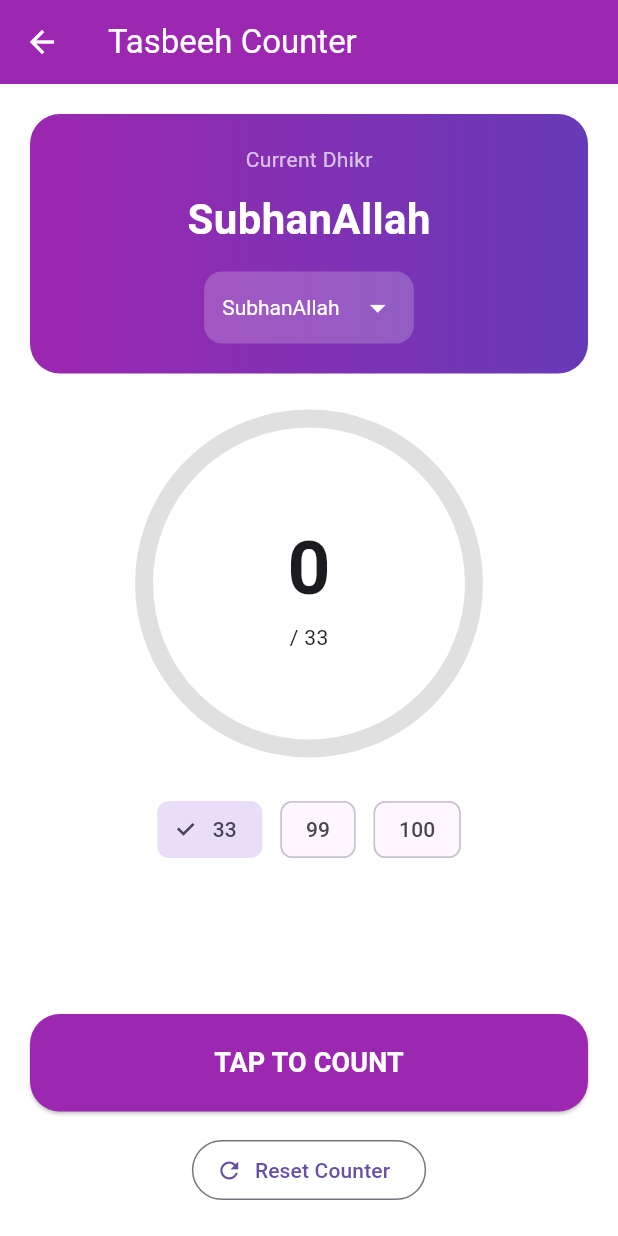
After one commit to Siyam451/quranApp, a Flutter app: the TasbeehScreen screen opened directly, on a phone screen of 412 x 824 dp. The commit adds this screen. Run offline on Flutter 3.47's test engine with Material 3 defaults, Android fonts, the phone set to English and light mode, and no system bars; our stand-ins replace audioplayers, flutter_map, geolocator, latlong2, shared_preferences; missing offline and left inert: flutter_qiblah; accounts and stored records are empty; network calls fail.

Commit message:
tashbeeh counter added in prayer screen

```diff
--- a/lib/main.dart
+++ b/lib/main.dart
@@ -9,6 +9,7 @@ import 'package:quranapp/providers/mosque_provider.dart';
 import 'package:quranapp/providers/prayer_provider.dart';
 import 'package:quranapp/providers/qibla_provider.dart';
 import 'package:quranapp/providers/quran_ayat_provider.dart';
+import 'package:quranapp/providers/tashbeeh_provider.dart';
 import 'package:quranapp/providers/theme_provider.dart';
 
 void main() {
@@ -45,7 +46,11 @@ class MyApp extends StatelessWidget {
 
         ChangeNotifierProvider(create: (_) => QiblaProvider()..checkPermission(),
 
-        )
+        ),
+
+        ChangeNotifierProvider(
+          create: (_) => TasbeehProvider(),
+        ),
       ],
       child: Consumer<ThemeProvider>(
         builder: (context,themeprovider,_) {
--- a/lib/presentation/prayer-time/prayer_time_screen.dart
+++ b/lib/presentation/prayer-time/prayer_time_screen.dart
@@ -2,6 +2,7 @@ import 'dart:async';
 import 'package:audioplayers/audioplayers.dart';
 import 'package:flutter/material.dart';
 import 'package:provider/provider.dart';
+import 'package:quranapp/presentation/prayer-time/sub-screens/tashbeeh_screen.dart';
 import 'package:quranapp/presentation/prayer-time/widgets/prayer_tile.dart';
 import 'package:quranapp/presentation/prayer-time/widgets/quick_action_grid.dart';
 
@@ -242,11 +243,15 @@ class _PrayerTimeScreenState
                 const SizedBox(
                     height: 20),
 
-                 QuickActionsGrid(
-                  onQibla: () {},
-                  onQuran: () {},
-                  onDua: () {},
-                  onNamaz: () {},
+                QuickActionsGrid(
+                  onTasbeeh: () {
+                    Navigator.push(
+                      context,
+                      MaterialPageRoute(
+                        builder: (_) => const TasbeehScreen(),
+                      ),
+                    );
+                  },
                 ),
 
                 const SizedBox(
--- /dev/null
+++ b/lib/presentation/prayer-time/sub-screens/tashbeeh_screen.dart
@@ -0,0 +1,352 @@
+import 'package:flutter/material.dart';
+import 'package:provider/provider.dart';
+
+import '../../../providers/tashbeeh_provider.dart';
+
+
+class TasbeehScreen extends StatelessWidget {
+  const TasbeehScreen({super.key});
+
+  @override
+  Widget build(BuildContext context) {
+
+    return Scaffold(
+
+      appBar: AppBar(
+        backgroundColor: Colors.purple,
+        title: const Text(
+          "Tasbeeh Counter",
+          style: TextStyle(
+            color: Colors.white,
+          ),
+        ),
+      ),
+
+      body: Consumer<TasbeehProvider>(
+
+        builder:
+            (
+            context,
+            provider,
+            child){
+
+          final progress =
+              provider.count /
+                  provider.target;
+
+          return Padding(
+
+            padding:
+            const EdgeInsets.all(20),
+
+            child: Column(
+
+              children: [
+
+                Container(
+
+                  width:
+                  double.infinity,
+
+                  padding:
+                  const EdgeInsets.all(
+                      20),
+
+                  decoration:
+                  BoxDecoration(
+
+                    borderRadius:
+                    BorderRadius.circular(
+                        20),
+
+                    gradient:
+                    const LinearGradient(
+
+                      colors: [
+
+                        Colors.purple,
+
+                        Colors.deepPurple,
+                      ],
+                    ),
+                  ),
+
+                  child: Column(
+
+                    children: [
+
+                      const Text(
+                        "Current Dhikr",
+                        style: TextStyle(
+                          color:
+                          Colors.white70,
+                        ),
+                      ),
+
+                      const SizedBox(
+                          height: 10),
+
+                      Text(
+                        provider.currentDhikr,
+                        style: const TextStyle(
+                          color: Colors.white,
+                          fontSize: 28,
+                          fontWeight: FontWeight.bold,
+                        ),
+                      ),
+
+                      const SizedBox(height: 15),
+
+                      Container(
+                        padding: const EdgeInsets.symmetric(
+                          horizontal: 12,
+                        ),
+
+                        decoration: BoxDecoration(
+                          color: Colors.white.withOpacity(0.2),
+                          borderRadius:
+                          BorderRadius.circular(12),
+                        ),
+
+                        child: DropdownButtonHideUnderline(
+                          child: DropdownButton<String>(
+
+                            dropdownColor: Colors.purple,
+
+                            value:
+                            provider.currentDhikr,
+
+                            iconEnabledColor:
+                            Colors.white,
+
+                            style: const TextStyle(
+                              color: Colors.white,
+                            ),
+
+                            items:
+                            provider.dhikrs.map(
+                                  (dhikr) {
+
+                                return DropdownMenuItem(
+                                  value: dhikr,
+
+                                  child: Text(
+                                    dhikr,
+                                  ),
+                                );
+                              },
+                            ).toList(),
+
+                            onChanged: (value) {
+
+                              if (value != null) {
+
+                                provider.changeDhikr(
+                                  value,
+                                );
+                              }
+                            },
+                          ),
+                        ),
+                      ),
+                    ],
+                  ),
+                ),
+
+                const SizedBox(
+                    height: 30),
+
+                Stack(
+
+                  alignment:
+                  Alignment.center,
+
+                  children: [
+
+                    SizedBox(
+
+                      width: 220,
+                      height: 220,
+
+                      child:
+                      CircularProgressIndicator(
+
+                        value:
+                        progress > 1
+                            ? 1
+                            : progress,
+
+                        strokeWidth:
+                        12,
+
+                        backgroundColor:
+                        Colors.grey
+                            .shade300,
+
+                        color:
+                        Colors.purple,
+                      ),
+                    ),
+
+                    Column(
+
+                      children: [
+
+                        Text(
+
+                          "${provider.count}",
+
+                          style:
+                          const TextStyle(
+
+                            fontSize: 50,
+
+                            fontWeight:
+                            FontWeight.bold,
+                          ),
+                        ),
+
+                        Text(
+                          "/ ${provider.target}",
+                        ),
+                      ],
+                    ),
+                  ],
+                ),
+
+                const SizedBox(
+                    height: 30),
+
+                Row(
+
+                  mainAxisAlignment:
+                  MainAxisAlignment.center,
+
+                  children: [
+
+                    _targetButton(
+                      provider,
+                      33,
+                    ),
+
+                    _targetButton(
+                      provider,
+                      99,
+                    ),
+
+                    _targetButton(
+                      provider,
+                      100,
+                    ),
+                  ],
+                ),
+
+                const Spacer(),
+
+                SizedBox(
+
+                  width:
+                  double.infinity,
+
+                  height: 65,
+
+                  child:
+                  ElevatedButton(
+
+                    style:
+                    ElevatedButton.styleFrom(
+
+                      backgroundColor:
+                      Colors.purple,
+
+                      shape:
+                      RoundedRectangleBorder(
+
+                        borderRadius:
+                        BorderRadius.circular(
+                            20),
+                      ),
+                    ),
+
+                    onPressed:
+                    provider.increment,
+
+                    child: const Text(
+
+                      "TAP TO COUNT",
+
+                      style: TextStyle(
+
+                        fontSize: 18,
+
+                        color:
+                        Colors.white,
+
+                        fontWeight:
+                        FontWeight.bold,
+                      ),
+                    ),
+                  ),
+                ),
+
+                const SizedBox(
+                    height: 15),
+
+                OutlinedButton.icon(
+
+                  onPressed:
+                  provider.reset,
+
+                  icon:
+                  const Icon(
+                    Icons.refresh,
+                  ),
+
+                  label:
+                  const Text(
+                    "Reset Counter",
+                  ),
+                ),
+              ],
+            ),
+          );
+        },
+      ),
+    );
+  }
+
+  Widget _targetButton(
+      TasbeehProvider provider,
+      int value){
+
+    final selected =
+        provider.target ==
+            value;
+
+    return Padding(
+
+      padding:
+      const EdgeInsets.symmetric(
+          horizontal: 6),
+
+      child:
+      ChoiceChip(
+
+        label:
+        Text(
+          "$value",
+        ),
+
+        selected:
+        selected,
+
+        onSelected:
+            (_){
+
+          provider.changeTarget(
+              value);
+        },
+      ),
+    );
+  }
+}
--- a/lib/presentation/prayer-time/widgets/quick_action_grid.dart
+++ b/lib/presentation/prayer-time/widgets/quick_action_grid.dart
@@ -1,12 +1,13 @@
 import 'package:flutter/material.dart';
 
 class QuickActionsGrid extends StatelessWidget {
-  final VoidCallback onQibla;
-  final VoidCallback onQuran;
-  final VoidCallback onDua;
-  final VoidCallback onNamaz;
 
-  const QuickActionsGrid({super.key, required this.onQibla, required this.onQuran, required this.onDua, required this.onNamaz});
+  final VoidCallback onTasbeeh;
+
+  const QuickActionsGrid({
+    super.key,
+    required this.onTasbeeh,
+  });
 
   @override
   Widget build(BuildContext context) {
@@ -24,13 +25,29 @@ class QuickActionsGrid extends StatelessWidget {
 
       children: [
 
-        _item(Icons.explore,"Qibla"),
+        _item(
+          Icons.explore,
+          "Qibla",
+              () {},
+        ),
 
-        _item(Icons.menu_book,"Quran"),
+        _item(
+          Icons.menu_book,
+          "Quran",
+              () {},
+        ),
 
-        _item(Icons.favorite,"Dua"),
+        _item(
+          Icons.fingerprint,
+          "Tasbeeh",
+          onTasbeeh,
+        ),
 
-        _item(Icons.mosque,"Namaz"),
+        _item(
+          Icons.mosque,
+          "Namaz",
+              () {},
+        ),
       ],
     );
   }
@@ -38,9 +55,17 @@ class QuickActionsGrid extends StatelessWidget {
   Widget _item(
       IconData icon,
       String title,
+      VoidCallback onTap,
       ) {
 
-    return Card(
+    return InkWell(
+
+      borderRadius:
+      BorderRadius.circular(18),
+
+      onTap: onTap,
+
+      child: Card(
 
         elevation: 4,
 
@@ -72,6 +97,7 @@ class QuickActionsGrid extends StatelessWidget {
             Text(title),
           ],
         ),
+      ),
     );
   }
 }
--- /dev/null
+++ b/lib/providers/tashbeeh_provider.dart
@@ -0,0 +1,92 @@
+import 'package:shared_preferences/shared_preferences.dart';
+import 'package:flutter/material.dart';
+
+class TasbeehProvider extends ChangeNotifier {
+
+  int count = 0;
+
+  int target = 33;
+
+  String currentDhikr = "SubhanAllah";
+
+  List<String> dhikrs = [
+    "SubhanAllah",
+    "Alhamdulillah",
+    "Allahu Akbar",
+    "La ilaha illallah",
+    "Astaghfirullah",
+  ];
+
+  TasbeehProvider() {
+    loadCount();
+  }
+
+  Future<void> loadCount() async {
+
+    final prefs =
+    await SharedPreferences.getInstance();
+
+    count =
+        prefs.getInt("tasbeeh_count") ?? 0;
+
+    currentDhikr =
+        prefs.getString("current_dhikr") ??
+            "SubhanAllah";
+
+    notifyListeners();
+  }
+
+  Future<void> increment() async {
+
+    count++;
+
+    notifyListeners();
+
+    final prefs =
+    await SharedPreferences.getInstance();
+
+    await prefs.setInt(
+      "tasbeeh_count",
+      count,
+    );
+  }
+
+  Future<void> reset() async {
+
+    count = 0;
+
+    notifyListeners();
+
+    final prefs =
+    await SharedPreferences.getInstance();
+
+    await prefs.remove(
+      "tasbeeh_count",
+    );
+  }
+
+  Future<void> changeDhikr(
+      String dhikr) async {
+
+    currentDhikr = dhikr;
+
+    count = 0;
+
+    notifyListeners();
+
+    final prefs =
+    await SharedPreferences.getInstance();
+
+    await prefs.setString(
+      "current_dhikr",
+      dhikr,
+    );
+  }
+
+  void changeTarget(int value) {
+
+    target = value;
+
+    notifyListeners();
+  }
+}
```
Lines whose indentation alone changed are shown as unchanged.
